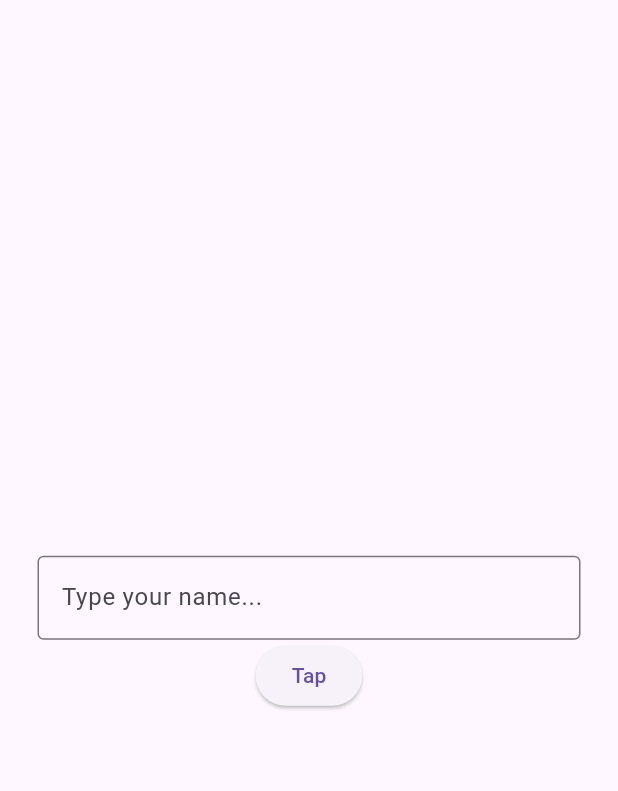
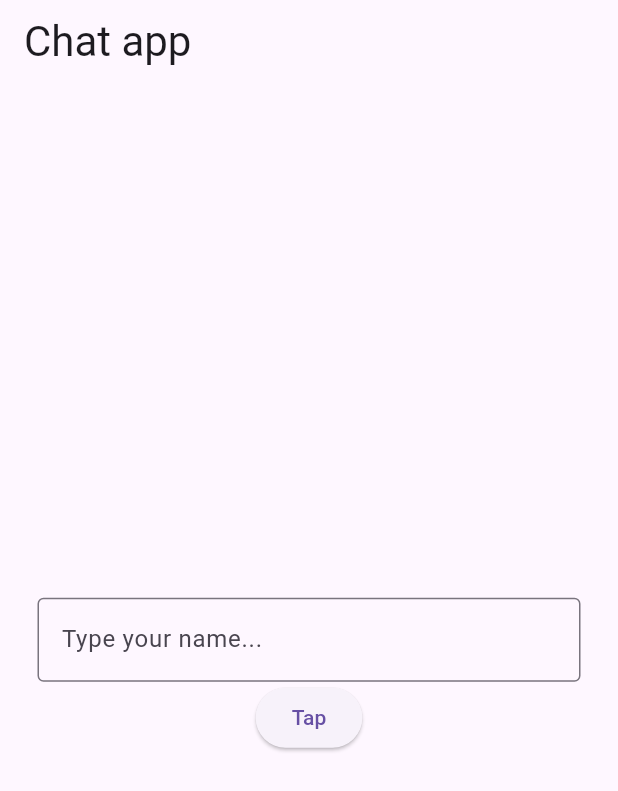
Before and after one commit to Eustachekamala/Flutter-Course, a Flutter app: the screen it shows after launch, on a phone screen of 412 x 824 dp. Shown: the top 791 px of the screen. Run offline on Flutter 3.47's test engine with Material 3 defaults, Android fonts, the phone set to English and light mode, and no system bars.

Commit message:
git am "added the appBar to the chat"

```diff
--- a/chat_app/lib/pages/todo_page.dart
+++ b/chat_app/lib/pages/todo_page.dart
@@ -24,6 +24,14 @@ class _ToDoPageState  extends State<ToDoPage>{
   @override
   Widget build(BuildContext context) {
     return Scaffold(
+      appBar: AppBar(
+        title: Text(
+          'Chat app',
+          style: TextStyle(
+            fontSize: 28,
+          ),
+        ),
+      ),
       body: Center(
         child: Padding(
           padding: const EdgeInsets.all(25.0),
```
